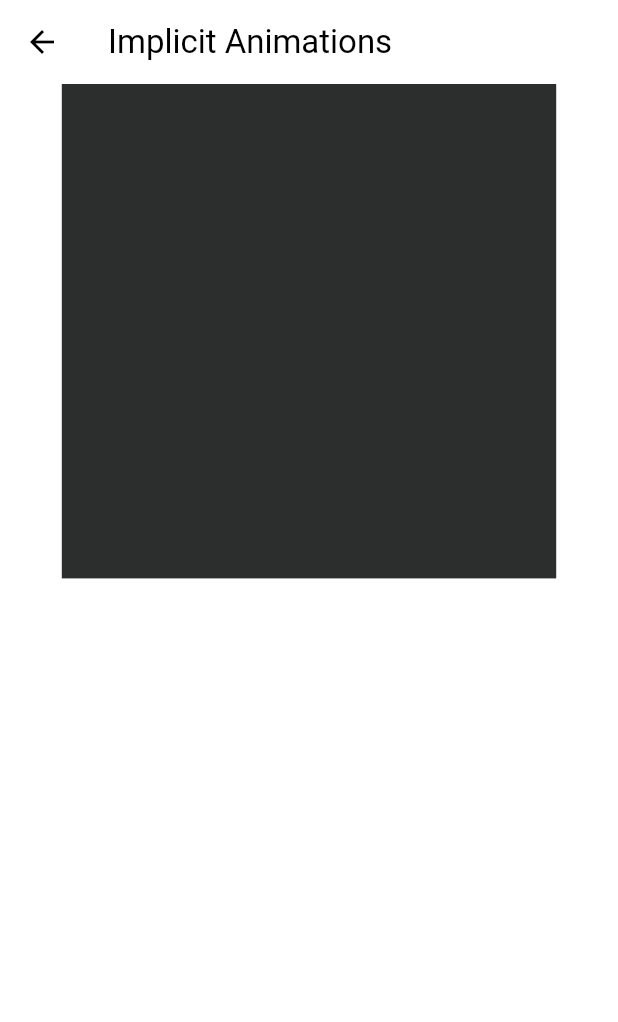
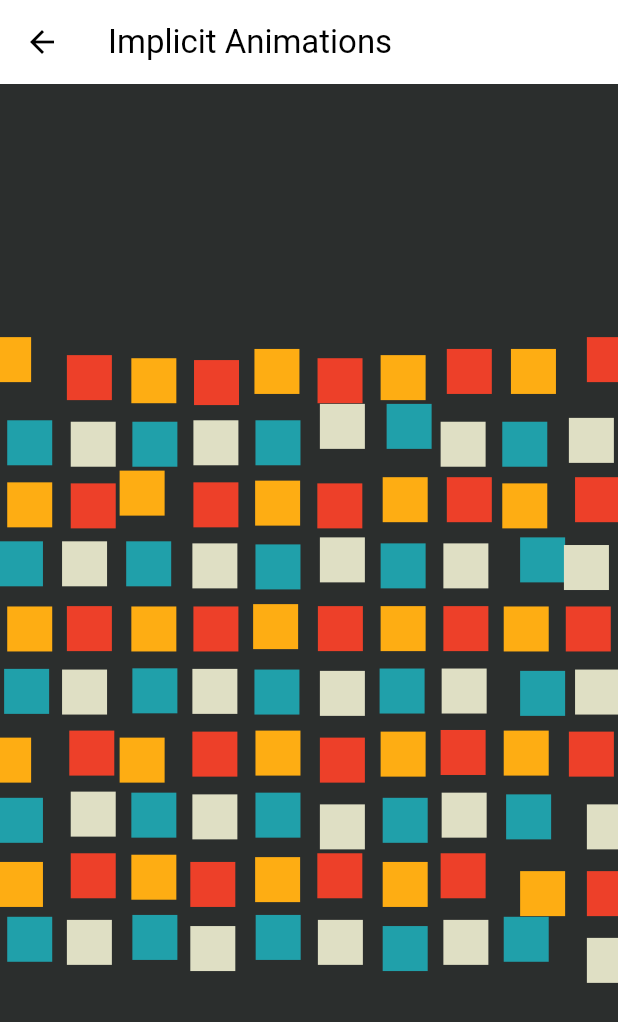
Before and after one commit to jundev5796/flutter-animations-practice, a Flutter app: the screen it shows after launch, after a tap on "Implicit Animations", on a phone screen of 412 x 824 dp. Shown: the top 1022 px of the screen. Run offline on Flutter 3.47's test engine with Material 2 defaults, Android fonts, the light colour scheme and no system bars.

Commit message:
[Implicit Animations] completed implicit animations challenge

```diff
--- a/lib/screens/implicit_animations_screen.dart
+++ b/lib/screens/implicit_animations_screen.dart
@@ -1,32 +1,109 @@
+import 'dart:math';
 import 'package:flutter/material.dart';
 
 class ImplicitAnimationsScreen extends StatefulWidget {
-  const ImplicitAnimationsScreen({super.key});
+  const ImplicitAnimationsScreen({Key? key}) : super(key: key);
 
   @override
-  State<ImplicitAnimationsScreen> createState() =>
+  _ImplicitAnimationsScreenState createState() =>
       _ImplicitAnimationsScreenState();
 }
 
-class _ImplicitAnimationsScreenState extends State<ImplicitAnimationsScreen> {
+class _ImplicitAnimationsScreenState extends State<ImplicitAnimationsScreen>
+    with TickerProviderStateMixin {
+  final List<List<AnimationController>> controllers = [];
+  final List<List<Animation<double>>> xAnimations = [];
+  final List<List<Animation<double>>> yAnimations = [];
+  final random = Random();
+
+  @override
+  void initState() {
+    super.initState();
+    for (int i = 0; i < 10; i++) {
+      List<AnimationController> rowControllers = [];
+      List<Animation<double>> rowXAnimations = [];
+      List<Animation<double>> rowYAnimations = [];
+      for (int j = 0; j < 10; j++) {
+        var controller = AnimationController(
+          duration: Duration(seconds: 1 + random.nextInt(5)),
+          vsync: this,
+        )..repeat(reverse: true);
+
+        rowControllers.add(controller);
+
+        double endX = (j - 4.5) * 5;
+        rowXAnimations
+            .add(Tween<double>(begin: 0, end: endX).animate(controller));
+
+        double endY = (i - 4.5) * 5;
+        rowYAnimations
+            .add(Tween<double>(begin: 0, end: endY).animate(controller));
+      }
+      controllers.add(rowControllers);
+      xAnimations.add(rowXAnimations);
+      yAnimations.add(rowYAnimations);
+    }
+  }
+
   @override
   Widget build(BuildContext context) {
-    final size = MediaQuery.of(context).size;
     return Scaffold(
-      appBar: AppBar(
-        title: const Text("Implicit Animations"),
-      ),
+      backgroundColor: const Color(0xFF2B2E2D),
+      appBar: AppBar(title: const Text("Implicit Animations")),
       body: Center(
         child: Column(
-          children: [
-            Container(
-              width: size.width * 0.8,
-              height: size.width * 0.8,
-              color: const Color(0xFF2B2E2D),
-            ),
-          ],
+          mainAxisAlignment: MainAxisAlignment.center,
+          children: List.generate(10, (rowIndex) {
+            return Padding(
+              padding: const EdgeInsets.all(5),
+              child: Row(
+                mainAxisAlignment: MainAxisAlignment.center,
+                children: List.generate(10, (boxIndex) {
+                  return Padding(
+                    padding: const EdgeInsets.symmetric(horizontal: 5),
+                    child: AnimatedBuilder(
+                      animation: controllers[rowIndex][
+                          boxIndex], // Directly use the AnimationController as the animation
+                      builder: (context, child) {
+                        return Transform.translate(
+                          offset: Offset(
+                            xAnimations[rowIndex][boxIndex].value,
+                            yAnimations[rowIndex][boxIndex].value,
+                          ),
+                          child: child,
+                        );
+                      },
+                      child: Container(
+                        width: 30,
+                        height: 30,
+                        color: (rowIndex % 2 == 0)
+                            ? (boxIndex % 2 == 0
+                                ? const Color(0xFFFEAD13)
+                                : const Color(0xFFED4029))
+                            : (boxIndex % 2 == 0
+                                ? const Color(0xFF20A0AA)
+                                : const Color(0xFFDFDFC4)),
+                      ),
+                    ),
+                  );
+                }),
+              ),
+            );
+          }),
         ),
       ),
     );
   }
+
+  @override
+  void dispose() {
+    for (var rowControllers in controllers) {
+      for (var controller in rowControllers) {
+        controller.dispose();
+      }
+    }
+    super.dispose();
+  }
 }
+
+void main() => runApp(const MaterialApp(home: ImplicitAnimationsScreen()));
--- a/lib/screens/main_screen.dart
+++ b/lib/screens/main_screen.dart
@@ -26,7 +26,7 @@ class MenuScreen extends StatelessWidget {
               onPressed: () {
                 _goToPage(
                   context,
-                  const ImplicitAnimationsScreen(),
+                  ImplicitAnimationsScreen(),
                 );
               },
               child: const Text("Implicit Animations"),
```
